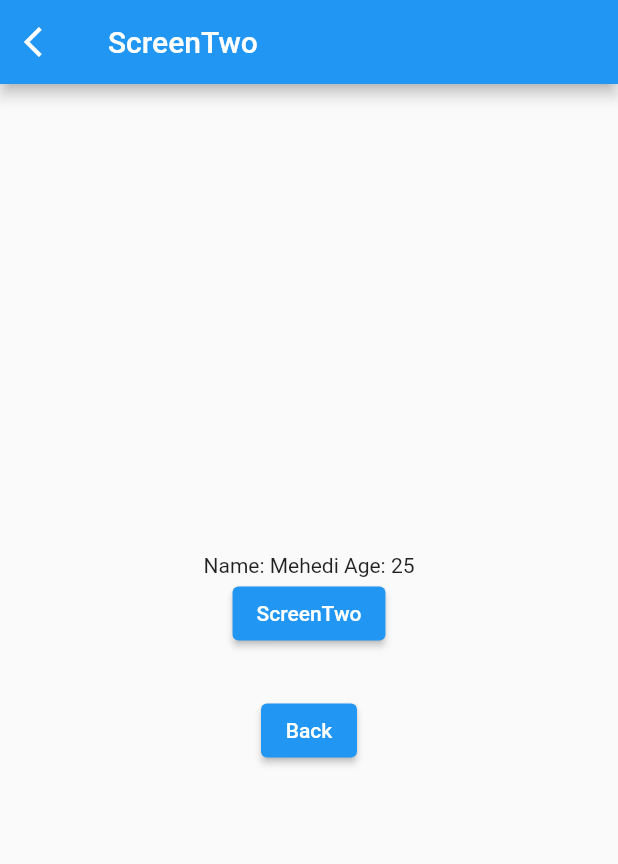
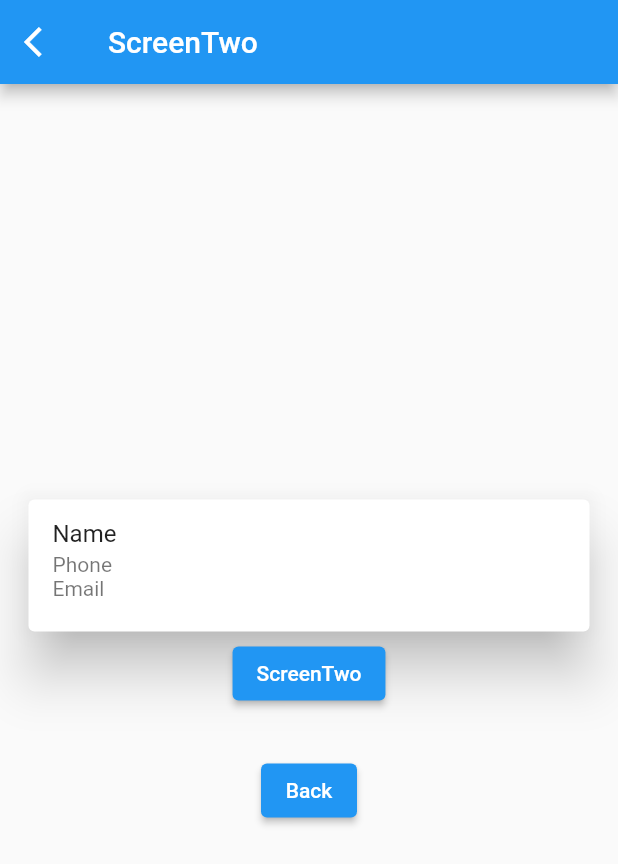
Before and after one commit to jpmehedi/ict-flutter-batch-5, a Flutter app: the screen it shows after launch, after a tap on "ScreenOne", on a phone screen of 412 x 824 dp. Shown: the top 864 px of the screen. Run offline on Flutter 3.47's test engine with Material 2 defaults, Android fonts, the phone set to English and light mode, and no system bars.

Commit message:
Home task

```diff
--- a/lib/screen_one.dart
+++ b/lib/screen_one.dart
@@ -3,9 +3,30 @@ import 'package:test_project/screen_two.dart';
 
 class ScreenOne extends StatelessWidget {
   static final String path = "ScreenOne";
-  const ScreenOne({ Key? key }) : super(key: key);
   final String name = "Mehedi";
   final int age = 25;
+
+  final List<Map<String, dynamic>> profile = <Map<String, dynamic>>[
+    {
+      "id": 01,
+      "name": "Mehedi Hasan",
+      "email": "mehedi@genex.com",
+      "phone": "01790180825"
+    },
+    {
+      "id": 02,
+      "name": "Rasel Ahmed",
+      "email": "mehedi@augnitive.com",
+      "phone": "01835243652"
+    },
+    {
+      "id": 03,
+      "name": "Nusrat Jahan",
+      "email": "nusrat@gmail.com",
+      "phone": "01428293256"
+    },
+
+  ];
 
 
   @override
--- a/lib/screen_two.dart
+++ b/lib/screen_two.dart
@@ -23,10 +23,25 @@ class ScreenTwo extends StatelessWidget {
         ),
       ),
       body:Center(
+        child: Padding(
+          padding: const EdgeInsets.all(15.0),
           child: Column(
             mainAxisAlignment: MainAxisAlignment.center,
             children: [
-            Text("Name: ${data["name"]} Age: ${data["age"]}"),
+              Card(
+                elevation: 15,
+                child: ListTile(
+                  title: Text("Name"),
+                  subtitle: Column(
+                    crossAxisAlignment: CrossAxisAlignment.start,
+                    children: [
+                      Text("Phone"),
+                      Text("Email")
+                    ],
+                  ),
+                  isThreeLine: true,
+                ),
+              ),
               ElevatedButton(
                 onPressed: (){
                   Navigator.pushNamed(context, ScreenThree.path);
@@ -43,6 +58,7 @@ class ScreenTwo extends StatelessWidget {
             ],
           ),
         ),
+      ),
     );
   }
 }
```
Lines whose indentation alone changed are shown as unchanged.
